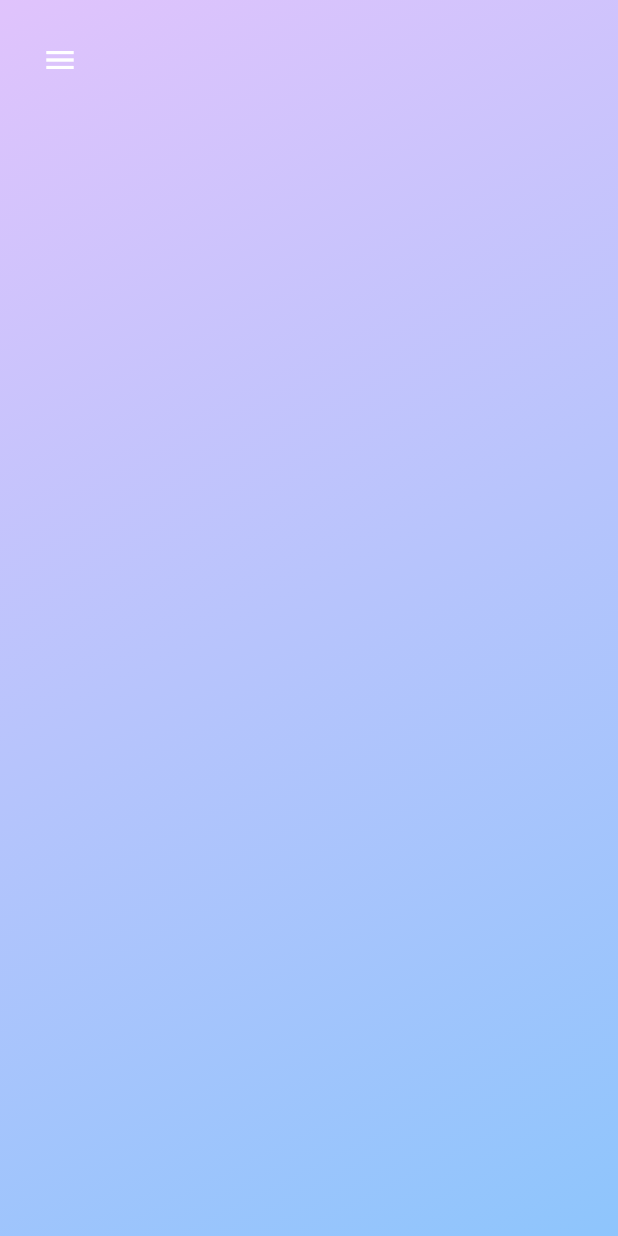
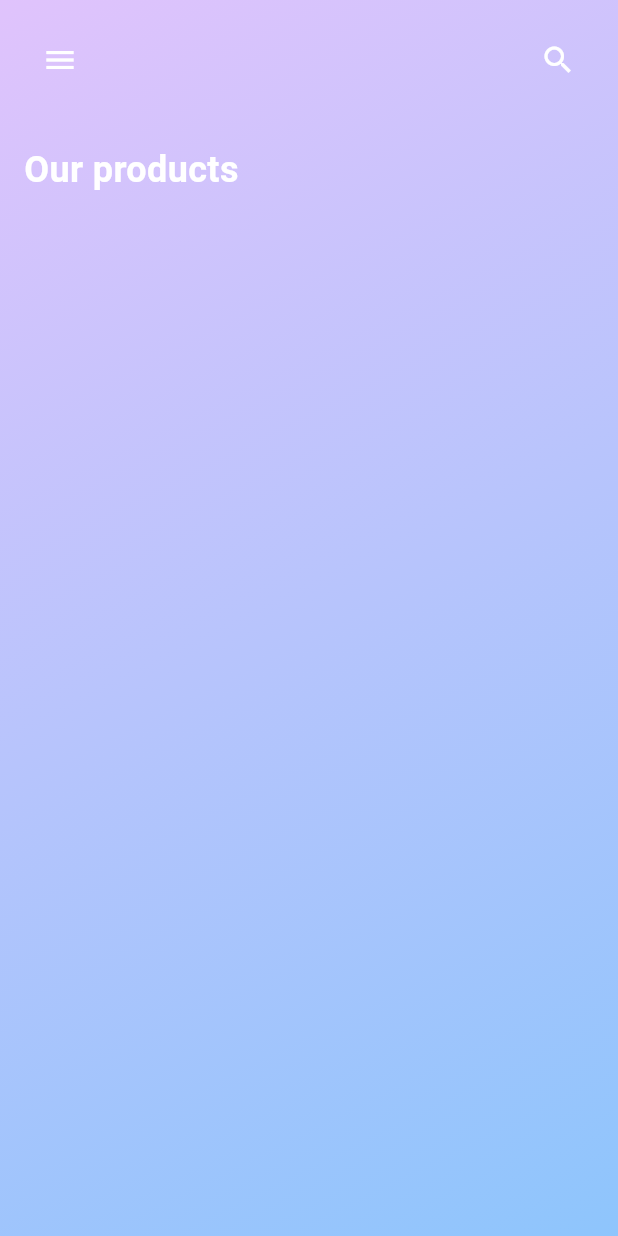
Before and after one commit to Eizen94/uts_2023130033, a Flutter app: the HomeScreen screen opened directly, on a phone screen of 412 x 824 dp. Run offline on Flutter 3.47's test engine with Material 3 defaults, Android fonts, the phone set to English and light mode, and no system bars.

Commit message:
Project untuk UTS PPB - Nikolaus Franz - 2023130033

```diff
--- a/lib/home_screen.dart
+++ b/lib/home_screen.dart
@@ -16,6 +16,7 @@ class HomeScreen extends StatelessWidget {
             ),
             child: SafeArea(
               child: Column(children: [
+                //App Bar
                 Padding(
                   padding: const EdgeInsets.all(16.0),
                   child: Row(
@@ -25,8 +26,28 @@ class HomeScreen extends StatelessWidget {
                         icon: const Icon(Icons.menu, color: Colors.white),
                         onPressed: () {},
                       ),
+                      IconButton(
+                        icon: const Icon(Icons.search, color: Colors.white),
+                        onPressed: () {},
+                      ),
                     ],
-                    ))
+                  ),
+                ),
+                //Title
+                const Padding(
+                  padding: EdgeInsets.all(16.0),
+                  child: Align(
+                    alignment: Alignment.centerLeft,
+                    child: Text(
+                      'Our products',
+                      style: TextStyle(
+                        fontSize: 24,
+                        fontWeight: FontWeight.bold,
+                        color: Colors.white,
+                      ),
+                    ),
+                  ),
+                ),
               ]),
             )));
   }
```
Lines whose indentation alone changed are shown as unchanged.
